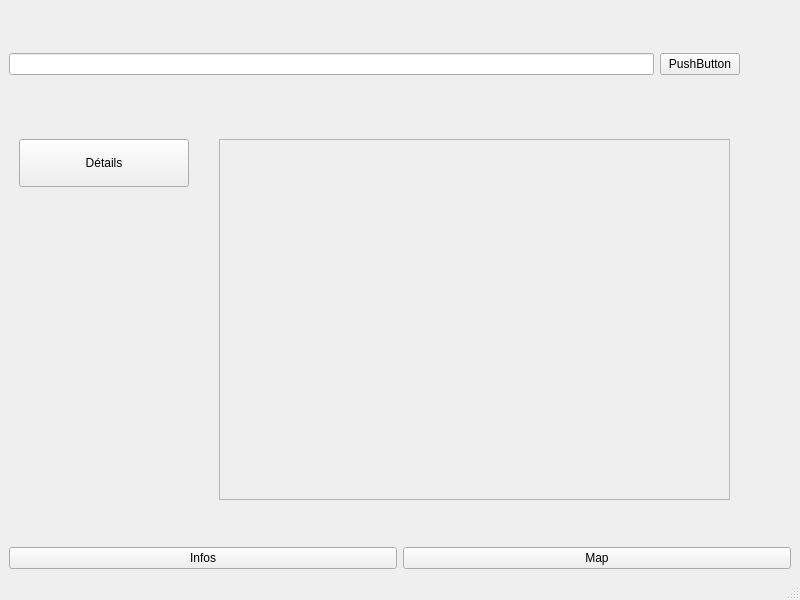
The window that mainWindow.ui (Owkly/Qt-JO-MapApplication) describes before a commit, drawn with Qt 5.
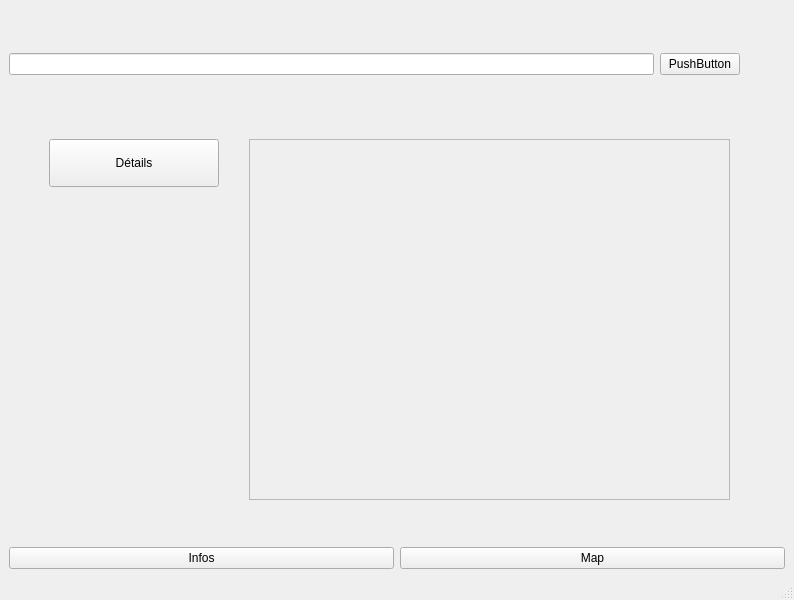
The same window after the commit.

```diff
--- a/mainWindow.ui
+++ b/mainWindow.ui
@@ -6,7 +6,7 @@
    <rect>
     <x>0</x>
     <y>0</y>
-    <width>800</width>
+    <width>794</width>
     <height>600</height>
    </rect>
   </property>
@@ -42,7 +42,7 @@
        <widget class="QPushButton" name="openDetailedInfo">
         <property name="geometry">
          <rect>
-          <x>10</x>
+          <x>40</x>
           <y>130</y>
           <width>170</width>
           <height>48</height>
@@ -77,9 +77,9 @@
        <widget class="QScrollArea" name="scrollArea">
         <property name="geometry">
          <rect>
-          <x>210</x>
+          <x>240</x>
           <y>130</y>
-          <width>511</width>
+          <width>481</width>
           <height>361</height>
          </rect>
         </property>
@@ -91,7 +91,7 @@
           <rect>
            <x>0</x>
            <y>0</y>
-           <width>509</width>
+           <width>479</width>
            <height>359</height>
           </rect>
          </property>
```
Left out of the diff: 8 changed lines with no effect on the pictures.
